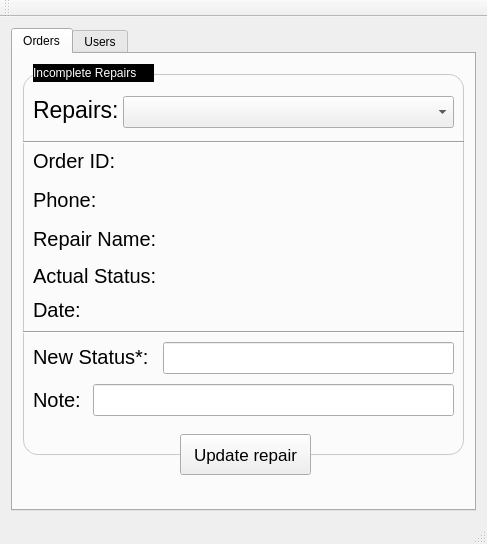
Qt form TechnicianApp/mainwindow.ui (ChristopherCousin/PhoneShop) before a commit.
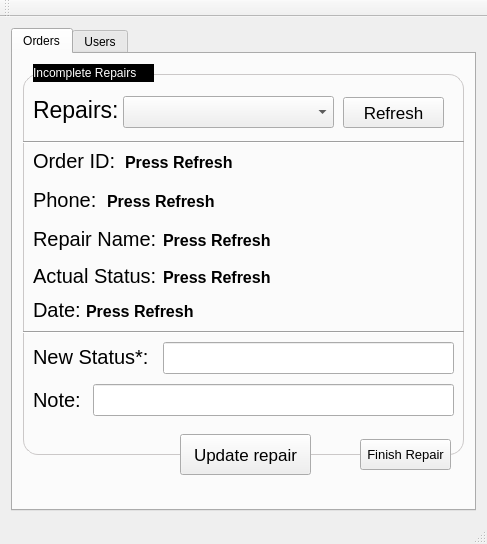
The same form after that commit.

Patch:
```diff
--- a/TechnicianApp/mainwindow.ui
+++ b/TechnicianApp/mainwindow.ui
@@ -42,12 +42,12 @@
          <string>Repairs:</string>
         </property>
        </widget>
-       <widget class="QComboBox" name="comboBox">
+       <widget class="QComboBox" name="comboBox_Repairs">
         <property name="geometry">
          <rect>
           <x>110</x>
           <y>42</y>
-          <width>331</width>
+          <width>211</width>
           <height>32</height>
          </rect>
         </property>
@@ -170,7 +170,7 @@
          <enum>Qt::Horizontal</enum>
         </property>
        </widget>
-       <widget class="QLineEdit" name="lineEdit">
+       <widget class="QLineEdit" name="lineEdit_newStatus">
         <property name="geometry">
          <rect>
           <x>150</x>
@@ -280,22 +280,165 @@
          <string>Date:</string>
         </property>
        </widget>
+       <widget class="QLabel" name="label_orderid">
+        <property name="geometry">
+         <rect>
+          <x>112</x>
+          <y>99</y>
+          <width>321</width>
+          <height>18</height>
+         </rect>
+        </property>
+        <property name="font">
+         <font>
+          <pointsize>12</pointsize>
+          <weight>75</weight>
+          <bold>true</bold>
+         </font>
+        </property>
+        <property name="text">
+         <string>Press Refresh</string>
+        </property>
+       </widget>
+       <widget class="QLabel" name="label_phone">
+        <property name="geometry">
+         <rect>
+          <x>94</x>
+          <y>138</y>
+          <width>331</width>
+          <height>18</height>
+         </rect>
+        </property>
+        <property name="font">
+         <font>
+          <pointsize>12</pointsize>
+          <weight>75</weight>
+          <bold>true</bold>
+         </font>
+        </property>
+        <property name="text">
+         <string>Press Refresh</string>
+        </property>
+       </widget>
+       <widget class="QLabel" name="label_repair">
+        <property name="geometry">
+         <rect>
+          <x>150</x>
+          <y>177</y>
+          <width>291</width>
+          <height>18</height>
+         </rect>
+        </property>
+        <property name="font">
+         <font>
+          <pointsize>12</pointsize>
+          <weight>75</weight>
+          <bold>true</bold>
+         </font>
+        </property>
+        <property name="text">
+         <string>Press Refresh</string>
+        </property>
+       </widget>
+       <widget class="QLabel" name="label_status">
+        <property name="geometry">
+         <rect>
+          <x>150</x>
+          <y>214</y>
+          <width>281</width>
+          <height>18</height>
+         </rect>
+        </property>
+        <property name="font">
+         <font>
+          <pointsize>12</pointsize>
+          <weight>75</weight>
+          <bold>true</bold>
+         </font>
+        </property>
+        <property name="text">
+         <string>Press Refresh</string>
+        </property>
+       </widget>
+       <widget class="QLabel" name="label_date">
+        <property name="geometry">
+         <rect>
+          <x>73</x>
+          <y>248</y>
+          <width>361</width>
+          <height>18</height>
+         </rect>
+        </property>
+        <property name="font">
+         <font>
+          <pointsize>12</pointsize>
+          <weight>75</weight>
+          <bold>true</bold>
+         </font>
+        </property>
+        <property name="text">
+         <string>Press Refresh</string>
+        </property>
+       </widget>
+       <widget class="QPushButton" name="btn_refresh">
+        <property name="geometry">
+         <rect>
+          <x>330</x>
+          <y>43</y>
+          <width>101</width>
+          <height>31</height>
+         </rect>
+        </property>
+        <property name="font">
+         <font>
+          <pointsize>13</pointsize>
+         </font>
+        </property>
+        <property name="text">
+         <string>Refresh</string>
+        </property>
+       </widget>
+       <widget class="QPushButton" name="btn_finishRepair">
+        <property name="geometry">
+         <rect>
+          <x>347</x>
+          <y>385</y>
+          <width>91</width>
+          <height>31</height>
+         </rect>
+        </property>
+        <property name="font">
+         <font>
+          <pointsize>10</pointsize>
+         </font>
+        </property>
+        <property name="text">
+         <string>Finish Repair</string>
+        </property>
+       </widget>
        <zorder>label_2</zorder>
        <zorder>label</zorder>
-       <zorder>comboBox</zorder>
+       <zorder>comboBox_Repairs</zorder>
        <zorder>line</zorder>
        <zorder>label_3</zorder>
        <zorder>label_4</zorder>
        <zorder>label_5</zorder>
        <zorder>label_6</zorder>
        <zorder>line_4</zorder>
-       <zorder>lineEdit</zorder>
+       <zorder>lineEdit_newStatus</zorder>
        <zorder>label_7</zorder>
        <zorder>label_8</zorder>
        <zorder>lineEdit_2</zorder>
        <zorder>label_9</zorder>
        <zorder>pushButton</zorder>
        <zorder>label_10</zorder>
+       <zorder>label_orderid</zorder>
+       <zorder>label_phone</zorder>
+       <zorder>label_repair</zorder>
+       <zorder>label_status</zorder>
+       <zorder>label_date</zorder>
+       <zorder>btn_refresh</zorder>
+       <zorder>btn_finishRepair</zorder>
       </widget>
       <widget class="QWidget" name="tab_2">
        <attribute name="title">
```
